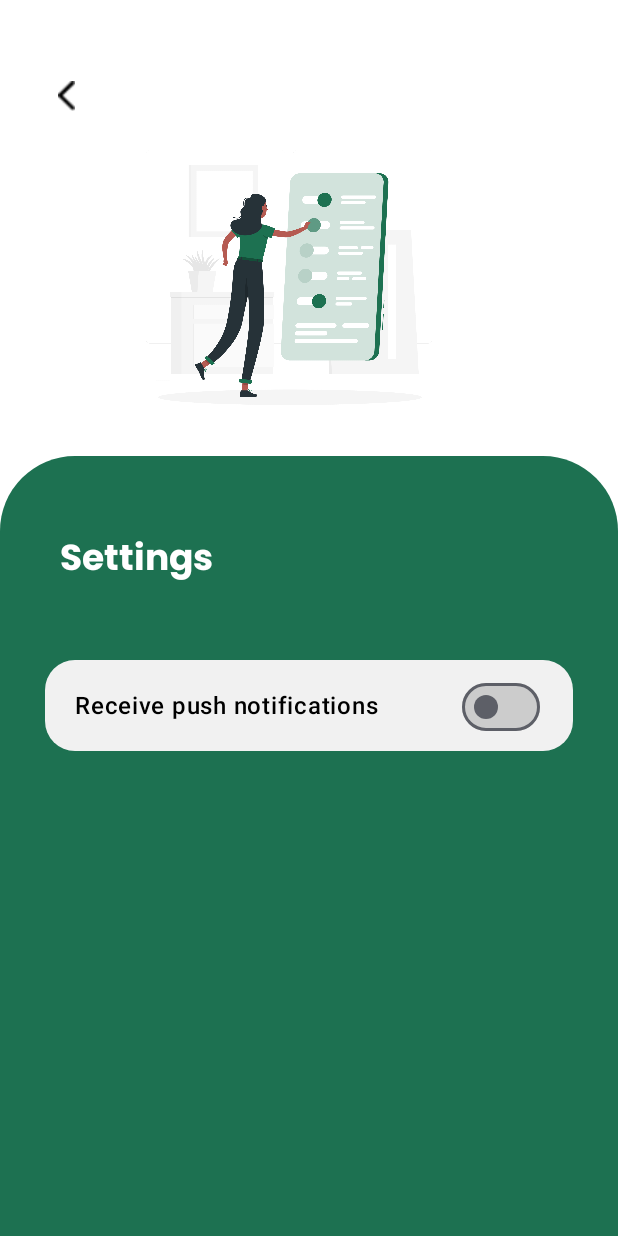
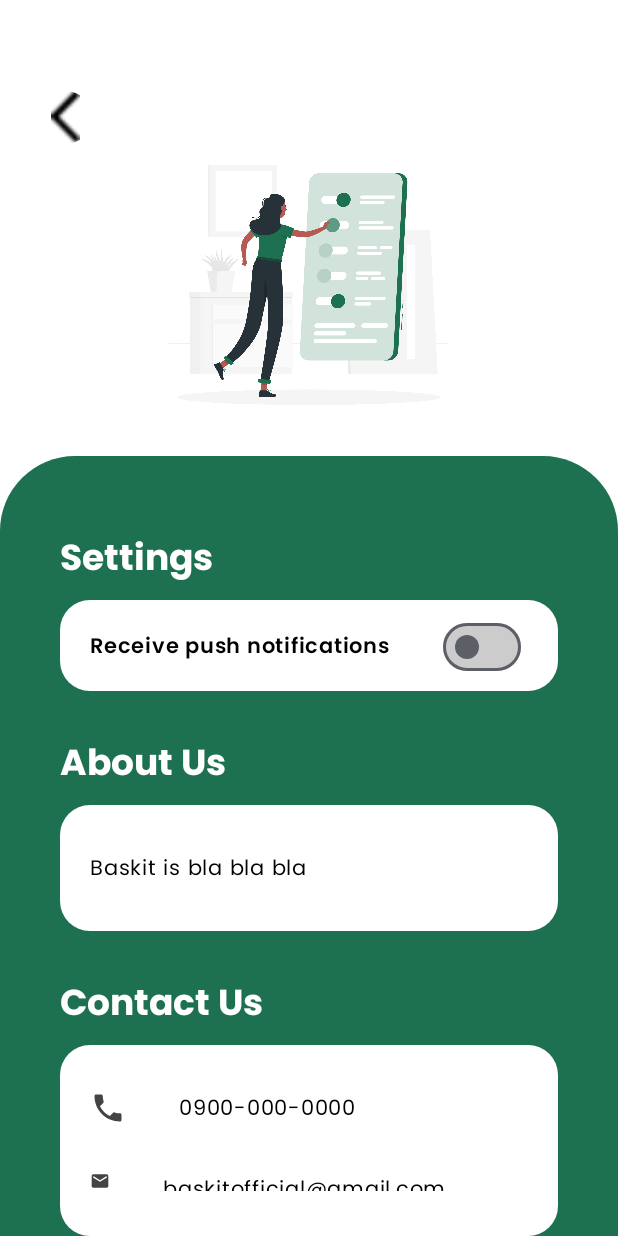
Before and after one commit to mvictoria7/SplashScreenBaskit, an Android app built with Jetpack Compose: the SettingsActivity screen opened through its navigation route, on a phone screen of 412 x 824 dp. Run offline under Robolectric (Android 15) with nearby library versions, the phone set to English and light mode, and no system bars; our stand-ins replace accompanist.

Commit message:
new settings ui

```diff
--- a/app/src/main/java/com/example/splashscreenbaskit/AccountDetails/SettingsActivity.kt
+++ b/app/src/main/java/com/example/splashscreenbaskit/AccountDetails/SettingsActivity.kt
@@ -1,6 +1,7 @@
 package com.example.splashscreenbaskit.AccountDetails
 
 import androidx.compose.foundation.Image
+import androidx.compose.foundation.ScrollState
 import androidx.compose.foundation.background
 import androidx.compose.foundation.layout.Arrangement
 import androidx.compose.foundation.layout.Box
@@ -14,7 +15,14 @@ import androidx.compose.foundation.layout.offset
 import androidx.compose.foundation.layout.padding
 import androidx.compose.foundation.layout.size
 import androidx.compose.foundation.layout.width
+import androidx.compose.foundation.rememberScrollState
 import androidx.compose.foundation.shape.RoundedCornerShape
+import androidx.compose.foundation.verticalScroll
+import androidx.compose.material.icons.Icons
+import androidx.compose.material.icons.filled.Edit
+import androidx.compose.material.icons.filled.Email
+import androidx.compose.material.icons.filled.LocationOn
+import androidx.compose.material.icons.filled.Phone
 import androidx.compose.material3.Icon
 import androidx.compose.material3.IconButton
 import androidx.compose.material3.MaterialTheme
@@ -56,7 +64,7 @@ fun SettingsActivity(navController: NavHostController) {
         modifier = Modifier
             .fillMaxSize()
             .background(Color.White)
-    ){
+    ) {
 
         Box(
             modifier = Modifier
@@ -67,32 +75,34 @@ fun SettingsActivity(navController: NavHostController) {
             IconButton(
                 onClick = { navController.popBackStack() },
                 modifier = Modifier
-                    .padding(top = 45.dp, start = 25.dp)
+                    .padding(top = 60.dp, start = 25.dp)
                     .size(35.dp)
-                    .background(Color.White, shape = RoundedCornerShape(50))
             ) {
                 Icon(
-                    modifier = Modifier.size(20.dp),
+                    modifier = Modifier.size(35.dp),
                     painter = painterResource(id = R.drawable.back),
                     contentDescription = "Back",
                     tint = Color.Black
                 )
             }
 
+            Column(
+                modifier = Modifier.fillMaxWidth(),
+                horizontalAlignment = Alignment.CenterHorizontally
+            ) {
+                Spacer(modifier = Modifier.height(100.dp))
                 Image(
                     painter = painterResource(id = R.drawable.settings_img),
                     contentDescription = null,
-                modifier = Modifier
-                    .height(170.dp)
-                    .padding( start = 20.dp)
-                    .offset(x = 60.dp,y = (100).dp)
+                    modifier = Modifier.height(170.dp)
                 )
+            }
 
             // Inner Box
             Box(
                 modifier = Modifier
                     .height(680.dp)
-                    .width(420.dp)
+                    .fillMaxWidth()
                     .padding(top = 160.dp)
                     .clip(RoundedCornerShape(topStart = 50.dp, topEnd = 50.dp))
                     .align(Alignment.BottomCenter)
@@ -113,52 +123,34 @@ fun SettingsActivity(navController: NavHostController) {
                         fontSize = 24.sp,
                         fontFamily = poppinsFontFamily
                     )
-                }
-            }
-        }
-    }
-
-    Column(modifier = Modifier.padding(top = 400.dp, start = 30.dp, end = 30.dp),
-        verticalArrangement = Arrangement.Center
-    ) {
-
-
-        Spacer(modifier = Modifier.height(40.dp))
-
-        Column {
-
-            Row(
-                modifier = Modifier.fillMaxWidth(),
-                verticalAlignment = Alignment.CenterVertically,
-                horizontalArrangement = Arrangement.Center
-            ) {
 
                     Box(
                         modifier = Modifier
+                            .padding(top = 10.dp)
                             .fillMaxWidth()
-                        .background(Color(0xFFF1F1F1), RoundedCornerShape(20.dp))
+                            .background(Color.White, RoundedCornerShape(20.dp))
                     ) {
                         Row(
                             verticalAlignment = Alignment.CenterVertically,
                             horizontalArrangement = Arrangement.spacedBy(15.dp),
                             modifier = Modifier.padding(horizontal = 20.dp, vertical = 15.dp)
+                                .fillMaxWidth()
                         ) {
                             Text(
                                 text = "Receive push notifications",
-                            fontSize = 16.sp,
-                            fontWeight = FontWeight.SemiBold
+                                fontSize = 14.sp,
+                                fontWeight = FontWeight.SemiBold,
+                                fontFamily = poppinsFontFamily
                             )
 
                             Switch(
                                 checked = notificationsEnabled,
                                 onCheckedChange = { notificationsEnabled = it },
                                 modifier = Modifier
-                                .padding(start = 50.dp)
+                                    .padding(start = 30.dp)
                                     .size(30.dp),
                                 colors = SwitchDefaults.colors(
-                                //checkedThumbColor = Color.Green,
-                                //uncheckedThumbColor = Color.Red,
-                                checkedTrackColor = Color.DarkGray,
+                                    checkedTrackColor = Color(0xFFB9B9B9),
                                     uncheckedTrackColor = Color.LightGray
                                 )
                             )
@@ -166,7 +158,115 @@ fun SettingsActivity(navController: NavHostController) {
                         }
                     }
 
+                    Spacer(modifier = Modifier.height(30.dp))
+
+                    Text(
+                        text = "About Us",
+                        style = MaterialTheme.typography.headlineMedium,
+                        color = Color.White,
+                        fontWeight = FontWeight.Bold,
+                        fontSize = 24.sp,
+                        fontFamily = poppinsFontFamily
+                    )
+
+                    Box(
+                        modifier = Modifier
+                            .padding(top = 10.dp)
+                            .fillMaxWidth()
+                            .background(Color.White, RoundedCornerShape(20.dp))
+                    ) {
+                        Column(
+                            modifier = Modifier.padding(horizontal = 20.dp, vertical = 30.dp)
+                        ) {
+                            Text(
+                                text = "Baskit is bla bla bla",
+                                fontFamily = poppinsFontFamily,
+                                fontSize = 14.sp,
+                                fontWeight = FontWeight.Normal
+                            )
+                        }
+                    }
+
+                    Spacer(modifier = Modifier.height(30.dp))
+
+                    Text(
+                        text = "Contact Us",
+                        style = MaterialTheme.typography.headlineMedium,
+                        color = Color.White,
+                        fontWeight = FontWeight.Bold,
+                        fontSize = 24.sp,
+                        fontFamily = poppinsFontFamily
+                    )
+
+                    Box(
+                        modifier = Modifier
+                            .padding(top = 10.dp)
+                            .fillMaxSize()
+                            .background(Color.White, RoundedCornerShape(20.dp))
+                    ) {
+                        Column(
+                            modifier = Modifier.padding(horizontal = 20.dp, vertical = 30.dp)
+                        ) {
+                            Row(
+                                verticalAlignment = Alignment.CenterVertically,
+                                horizontalArrangement = Arrangement.spacedBy(10.dp),
+                            ) {
+                                Icon(
+                                    imageVector = Icons.Default.Phone,
+                                    contentDescription = null,
+                                    tint = Color.DarkGray
+                                )
+                                Spacer(modifier = Modifier.width(15.dp))
+                                Text(
+                                    text = "0900-000-0000",
+                                    fontFamily = poppinsFontFamily,
+                                    fontSize = 14.sp,
+                                    fontWeight = FontWeight.Normal
+                                )
+                            }
+
+                            Spacer(modifier = Modifier.height(30.dp))
+
+                            Row(
+                                verticalAlignment = Alignment.CenterVertically,
+                                horizontalArrangement = Arrangement.spacedBy(10.dp)
+                            ) {
+                                Icon(
+                                    imageVector = Icons.Default.Email,
+                                    contentDescription = null,
+                                    tint = Color.DarkGray
+                                )
+                                Spacer(modifier = Modifier.width(15.dp))
+                                Text(
+                                    text = "baskitofficial@gmail.com",
+                                    fontFamily = poppinsFontFamily,
+                                    fontSize = 14.sp,
+                                    fontWeight = FontWeight.Normal
+                                )
+                            }
+                            Spacer(modifier = Modifier.height(30.dp))
+
+                            Row(
+                                verticalAlignment = Alignment.CenterVertically,
+                                horizontalArrangement = Arrangement.spacedBy(10.dp)
+                            ) {
+                                Icon(
+                                    imageVector = Icons.Default.LocationOn,
+                                    contentDescription = null,
+                                    tint = Color.DarkGray
+                                )
+                                Spacer(modifier = Modifier.width(15.dp))
+                                Text(
+                                    text = "Somewhere",
+                                    fontSize = 14.sp,
+                                    fontWeight = FontWeight.Normal,
+                                    fontFamily = poppinsFontFamily
+                                )
                             }
                         }
                     }
                 }
+            }
+        }
+    }
+}
```
Lines whose indentation alone changed are shown as unchanged.
